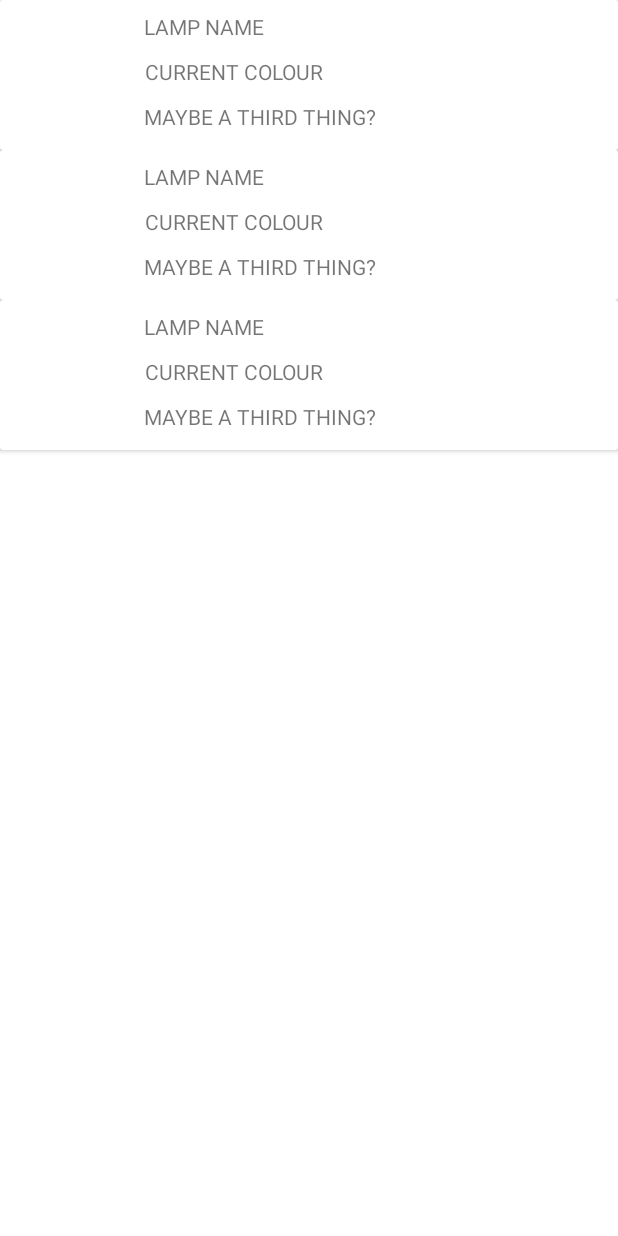
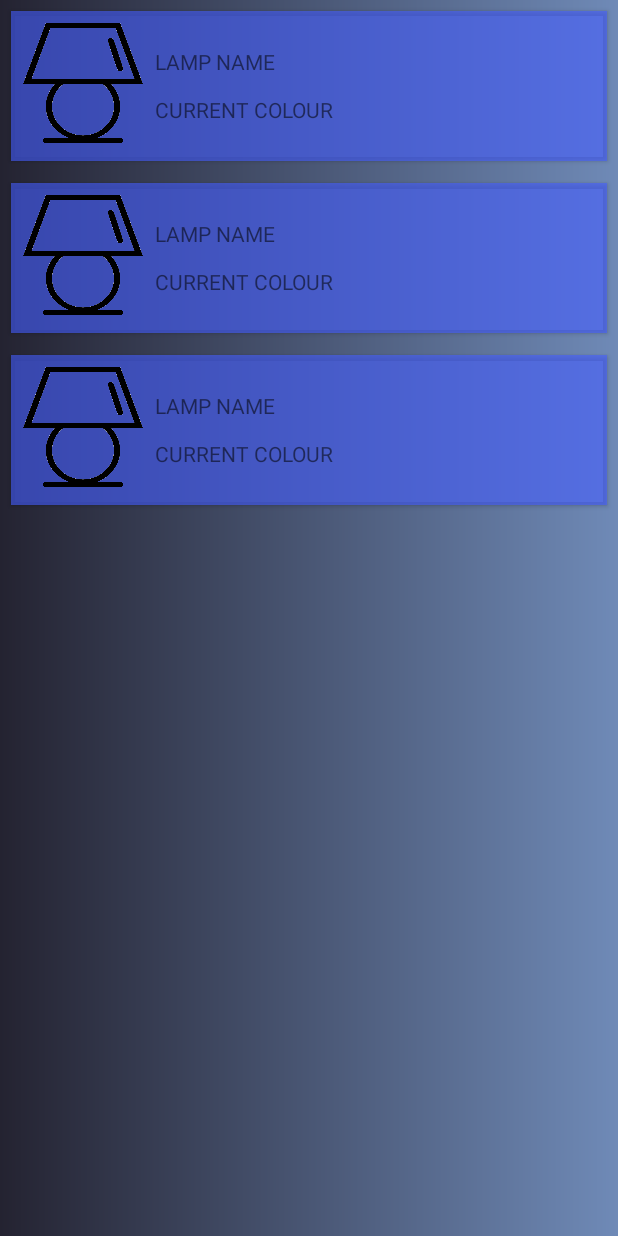
Before and after one commit to Dogukan-lab/PhilipsHueControl, an Android app: the screen it shows after launch (MainActivity), on a phone screen of 412 x 824 dp. Run offline under Robolectric (Android 15) with nearby library versions, the phone set to English and light mode, and no system bars; 1 statement that could not run was skipped.

Commit message:
[ADDITION] Added colours and a more structured layout to the application

```diff
--- a/PhilipsHueApk/app/src/main/AndroidManifest.xml
+++ b/PhilipsHueApk/app/src/main/AndroidManifest.xml
@@ -7,6 +7,7 @@
 
     <application
         android:allowBackup="true"
+        android:usesCleartextTraffic="true"
         android:icon="@mipmap/lamp"
         android:label="@string/app_name"
         android:roundIcon="@mipmap/lamp_round"
--- a/PhilipsHueApk/app/src/main/java/com/example/philipshueapk/ui/HueAdapter.java
+++ b/PhilipsHueApk/app/src/main/java/com/example/philipshueapk/ui/HueAdapter.java
@@ -1,6 +1,13 @@
 package com.example.philipshueapk.ui;
 
 import android.content.Context;
+import android.graphics.Color;
+import android.graphics.LinearGradient;
+import android.graphics.Shader;
+import android.graphics.drawable.Drawable;
+import android.graphics.drawable.ShapeDrawable;
+import android.graphics.drawable.shapes.RectShape;
+import android.os.Build;
 import android.view.LayoutInflater;
 import android.view.View;
 import android.view.ViewGroup;
@@ -8,9 +15,9 @@ import android.widget.ImageView;
 import android.widget.TextView;
 
 import androidx.annotation.NonNull;
+import androidx.annotation.RequiresApi;
 import androidx.recyclerview.widget.RecyclerView;
 
-import com.example.philipshueapk.DunnyData;
 import com.example.philipshueapk.R;
 import com.example.philipshueapk.lamp.LampProduct;
 
@@ -39,9 +46,19 @@ public class HueAdapter extends RecyclerView.Adapter<HueAdapter.HueViewHolder> {
         return new HueViewHolder(LayoutInflater.from(this.context).inflate(R.layout.lamp_card, parent, false), this.onItemClickListener);
     }
 
+    //TODO: make the first color.parsecolor the value of the hue light
     @Override
     public void onBindViewHolder(@NonNull HueViewHolder holder, int position) {
         holder.textView.setText(this.lights.get(position).getName());
+
+        int height = holder.itemView.getHeight();
+        ShapeDrawable drawable = new ShapeDrawable(new RectShape());
+        drawable.getPaint().setShader(new LinearGradient(0, 0, 0, height,
+                Color.parseColor("#330000FF"),
+                Color.parseColor("#89BBFE"),
+                Shader.TileMode.REPEAT));
+
+        holder.itemView.setBackground(drawable);
     }
 
     @Override
--- a/PhilipsHueApk/app/src/main/java/com/example/philipshueapk/ui/MainActivity.java
+++ b/PhilipsHueApk/app/src/main/java/com/example/philipshueapk/ui/MainActivity.java
@@ -32,7 +32,6 @@ public class MainActivity extends AppCompatActivity {
         super.onCreate(savedInstanceState);
         setContentView(R.layout.activity_main);
 
-        getSupportActionBar().hide(); //hide the title bar
         HttpHandler.INSTANCE.init();
 
         // load the user specified lamp names
--- a/PhilipsHueApk/app/src/main/java/com/example/philipshueapk/ui/MainFragment.java
+++ b/PhilipsHueApk/app/src/main/java/com/example/philipshueapk/ui/MainFragment.java
@@ -93,12 +93,11 @@ public class MainFragment extends Fragment implements HueAdapter.OnItemClickList
 
     @Override
     public void OnItemClick(int position) {
-//        Navigation.findNavController(this.rootView);
         Bundle bundle = new Bundle();
         bundle.putInt("id",position+1);
         bundle.putSerializable("lamp", this.lights.get(position));
 
-        Navigation.findNavController(getView()).navigate(R.id.action_mainFragment_to_lampDetailFragment,bundle);
+        Navigation.findNavController(this.rootView).navigate(R.id.action_mainFragment_to_lampDetailFragment,bundle);
         Log.d(TAG, "OnItemClick: WEJOW ITEM CLICKED!!!! OP POSITIE: " + position);
     }
 
--- /dev/null
+++ b/PhilipsHueApk/app/src/main/res/drawable/colour_gradient.xml
@@ -0,0 +1,10 @@
+<?xml version="1.0" encoding="utf-8"?>
+<shape xmlns:android="http://schemas.android.com/apk/res/android">
+
+    <gradient
+        android:type="linear"
+        android:angle="0"
+        android:startColor="@color/main_colour"
+        android:endColor="@color/accents">
+    </gradient>
+</shape>
--- a/PhilipsHueApk/app/src/main/res/layout/fragment_main.xml
+++ b/PhilipsHueApk/app/src/main/res/layout/fragment_main.xml
@@ -4,7 +4,8 @@
     xmlns:tools="http://schemas.android.com/tools"
     android:layout_width="match_parent"
     android:layout_height="match_parent"
-    tools:context=".ui.MainFragment">
+    tools:context=".ui.MainFragment"
+    android:background="@drawable/colour_gradient">
 
     <!-- This fragment will show all of the lamps that are currently connected to the hue bridge -->
         <androidx.recyclerview.widget.RecyclerView
--- a/PhilipsHueApk/app/src/main/res/layout/lamp_card.xml
+++ b/PhilipsHueApk/app/src/main/res/layout/lamp_card.xml
@@ -3,13 +3,15 @@
     xmlns:tools="http://schemas.android.com/tools"
     android:layout_width="match_parent"
     android:layout_height="100dp"
-    xmlns:app="http://schemas.android.com/apk/res-auto">
+    xmlns:app="http://schemas.android.com/apk/res-auto"
+    app:cardCornerRadius="13dp"
+    android:layout_margin="7dp">
 
     <!-- TODO: Make this lamp card clickable, so that it goes to the detail fragment of this lamp -->
 
     <androidx.constraintlayout.widget.ConstraintLayout
         android:layout_width="match_parent"
-        android:layout_height="match_parent">
+        android:layout_height="wrap_content">
 
         <ImageView
             android:id="@+id/lamp_image"
@@ -18,6 +20,7 @@
             android:layout_marginStart="8dp"
             android:layout_marginLeft="8dp"
             android:layout_marginTop="8dp"
+            android:background="@drawable/lamp"
             app:layout_constraintStart_toStartOf="parent"
             app:layout_constraintTop_toTopOf="parent" />
 
@@ -27,7 +30,7 @@
             android:layout_height="20dp"
             android:layout_marginStart="8dp"
             android:layout_marginLeft="8dp"
-            android:layout_marginTop="8dp"
+            android:layout_marginTop="24dp"
             android:text="LAMP NAME"
             app:layout_constraintEnd_toEndOf="parent"
             app:layout_constraintHorizontal_bias="0.0"
@@ -40,25 +43,12 @@
             android:layout_height="20dp"
             android:layout_marginStart="8dp"
             android:layout_marginLeft="8dp"
-            android:layout_marginTop="10dp"
+            android:layout_marginTop="12dp"
             android:text="CURRENT COLOUR"
-            app:layout_constraintEnd_toEndOf="parent"
-            app:layout_constraintHorizontal_bias="0.05"
-            app:layout_constraintStart_toEndOf="@+id/lamp_image"
-            app:layout_constraintTop_toBottomOf="@+id/lamp_name" />
-
-        <TextView
-            android:id="@+id/lamp_extra"
-            android:layout_width="300dp"
-            android:layout_height="20dp"
-            android:layout_marginStart="8dp"
-            android:layout_marginLeft="8dp"
-            android:layout_marginTop="10dp"
-            android:text="MAYBE A THIRD THING?"
             app:layout_constraintEnd_toEndOf="parent"
             app:layout_constraintHorizontal_bias="0.0"
             app:layout_constraintStart_toEndOf="@+id/lamp_image"
-            app:layout_constraintTop_toBottomOf="@+id/lamp_colour" />
+            app:layout_constraintTop_toBottomOf="@+id/lamp_name" />
 
     </androidx.constraintlayout.widget.ConstraintLayout>
 
--- a/PhilipsHueApk/app/src/main/res/values-night/themes.xml
+++ b/PhilipsHueApk/app/src/main/res/values-night/themes.xml
@@ -1,6 +1,6 @@
 <resources xmlns:tools="http://schemas.android.com/tools">
     <!-- Base application theme. -->
-    <style name="Theme.PhilipsHueApk" parent="Theme.MaterialComponents.DayNight.DarkActionBar">
+    <style name="Theme.PhilipsHueApk" parent="Theme.MaterialComponents.DayNight.NoActionBar">
         <!-- Primary brand color. -->
         <item name="colorPrimary">@color/purple_200</item>
         <item name="colorPrimaryVariant">@color/purple_700</item>
--- a/PhilipsHueApk/app/src/main/res/values/colors.xml
+++ b/PhilipsHueApk/app/src/main/res/values/colors.xml
@@ -7,4 +7,10 @@
     <color name="teal_700">#FF018786</color>
     <color name="black">#FF000000</color>
     <color name="white">#FFFFFFFF</color>
+
+    <color name="main_colour">#242331</color>
+    <color name="secondary_colour">#CAE5FF</color>
+    <color name="accents">#6F8AB7</color>
+    <color name="sky_blue">#89BBFE</color>
+    <color name="photo_blue">#ACEDFF</color>
 </resources>
--- a/PhilipsHueApk/app/src/main/res/values/themes.xml
+++ b/PhilipsHueApk/app/src/main/res/values/themes.xml
@@ -1,16 +1,17 @@
 <resources xmlns:tools="http://schemas.android.com/tools">
     <!-- Base application theme. -->
-    <style name="Theme.PhilipsHueApk" parent="Theme.MaterialComponents.DayNight.DarkActionBar">
+    <style name="Theme.PhilipsHueApk" parent="Theme.MaterialComponents.DayNight.NoActionBar">
         <!-- Primary brand color. -->
-        <item name="colorPrimary">@color/purple_500</item>
-        <item name="colorPrimaryVariant">@color/purple_700</item>
-        <item name="colorOnPrimary">@color/white</item>
+        <item name="colorPrimary">@color/secondary_colour</item>
+        <item name="colorPrimaryVariant">@color/main_colour</item>
+        <item name="colorOnPrimary">@color/accents</item>
         <!-- Secondary brand color. -->
-        <item name="colorSecondary">@color/teal_200</item>
-        <item name="colorSecondaryVariant">@color/teal_700</item>
+        <item name="colorSecondary">@color/black</item>
+        <item name="colorSecondaryVariant">@color/white</item>
         <item name="colorOnSecondary">@color/black</item>
         <!-- Status bar color. -->
         <item name="android:statusBarColor" tools:targetApi="l">?attr/colorPrimaryVariant</item>
         <!-- Customize your theme here. -->
+
     </style>
 </resources>
```
Also changed, not shown: PhilipsHueApk/app/src/main/java/com/example/philipshueapk/DunnyData.java (deleted, +0 -9 lines), PhilipsHueApk/app/src/main/java/com/example/philipshueapk/ui/LampDetailFragment.java (+2 -6 lines), PhilipsHueApk/app/src/main/res/layout/fragment_lamp_detail.xml (+16 -25 lines), PhilipsHueApk/app/src/main/res/drawable/lamp.png (added).
